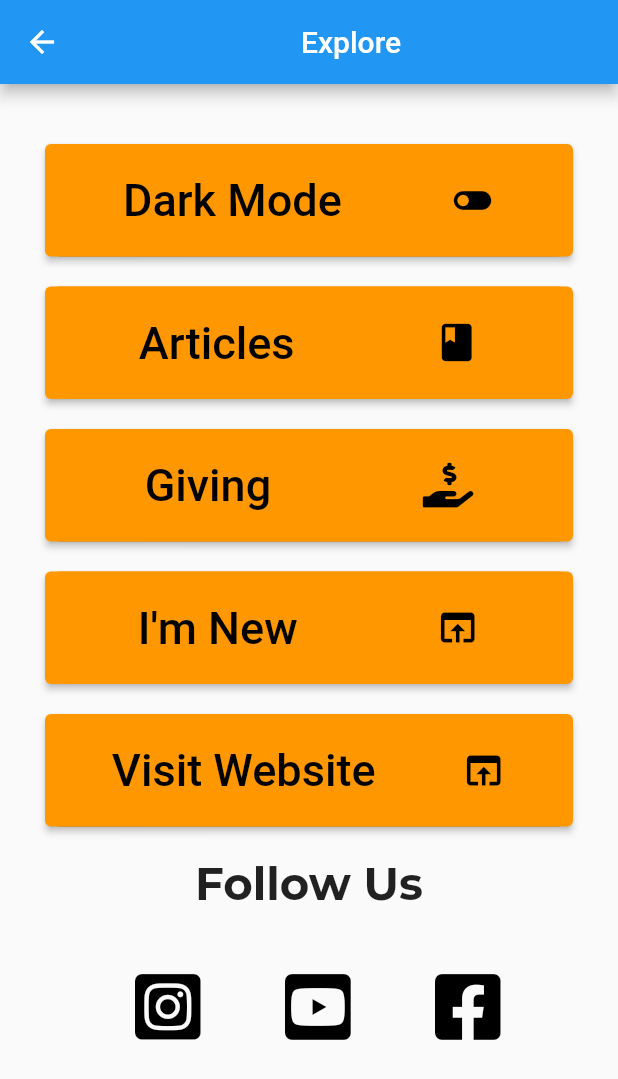
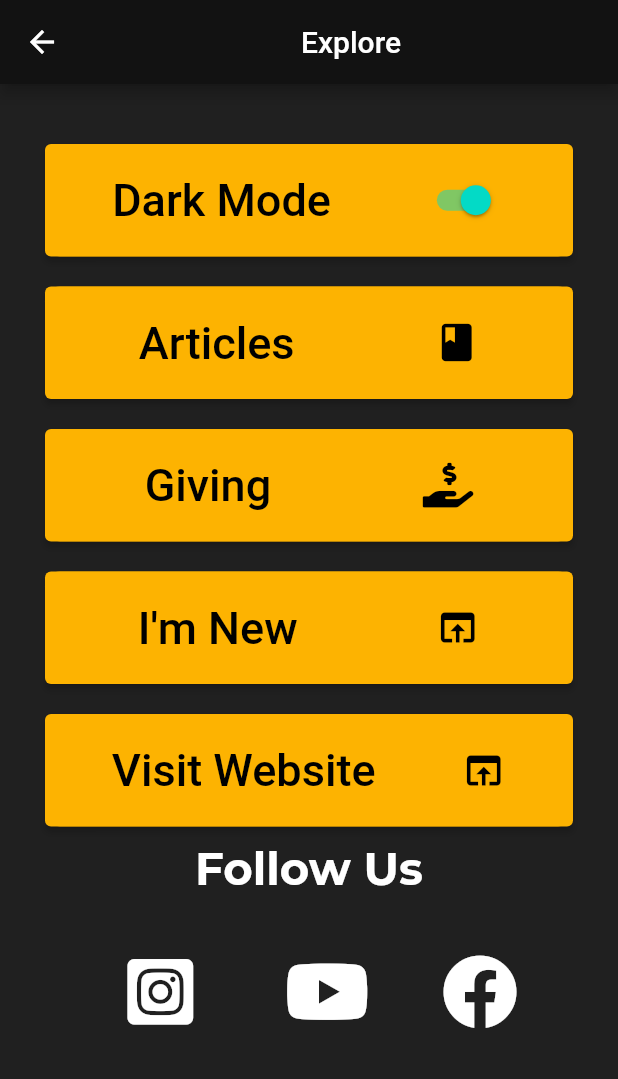
Before and after one commit to Aaasisss/NewSound, a Flutter app: the Explore screen opened by its route, on a phone screen of 412 x 824 dp. Shown: the top 1079 px of the screen. Run offline on Flutter 3.47's test engine with Material 2 defaults, Android fonts, the phone set to English and light mode, and no system bars; our stand-ins replace animated_text_kit, cloud_firestore, firebase_core, font_awesome_flutter, google_fonts, liquid_swipe and 2 more; missing offline and left inert: flutter_config; accounts and stored records are empty.

Commit message:
implemented dark and light theme mode and some minor improvements

```diff
--- a/lib/Screens/About/about_functions.dart
+++ b/lib/Screens/About/about_functions.dart
@@ -24,11 +24,11 @@ Widget createBelieveText() {
         children: <Widget>[
           const Text(
             'WE BELIEVE IN ',
-            style: TextStyle(fontSize: 30.0, fontWeight: FontWeight.bold),
+            style: TextStyle(fontSize: 25.0, fontWeight: FontWeight.bold),
           ),
           DefaultTextStyle(
             style: const TextStyle(
-                fontSize: 30.0,
+                fontSize: 25.0,
                 color: Color(0xFFFDB301),
                 fontWeight: FontWeight.bold),
             child: AnimatedTextKit(
@@ -153,7 +153,7 @@ Widget createContact(String address, String phone, String email) {
   var normalFontSize = 17.0;
   var headingFontSize = 30.0;
   return Container(
-    padding: const EdgeInsets.all(10.0),
+    padding: const EdgeInsets.all(5.0),
     child: Column(
         mainAxisAlignment: MainAxisAlignment.center,
         crossAxisAlignment: CrossAxisAlignment.center,
--- a/lib/Screens/Explore/explore.dart
+++ b/lib/Screens/Explore/explore.dart
@@ -49,13 +49,8 @@ class _ExploreState extends State<Explore> {
   Widget build(BuildContext context) {
     return Scaffold(
       appBar: AppBar(title: const Center(child: Text("Explore"))),
-      body: Center(
-        child: Column(
-          mainAxisAlignment: MainAxisAlignment.start,
-          crossAxisAlignment: CrossAxisAlignment.center,
-          children: [
-            Expanded(
-              child: AnimatedList(
+      body: AnimatedList(
+        physics: BouncingScrollPhysics(),
         key: _exploreListKey, //key
         padding: const EdgeInsets.fromLTRB(20.0, 30.0, 20.0, 30.0),
         initialItemCount: exploreList.length,
@@ -66,10 +61,6 @@ class _ExploreState extends State<Explore> {
           );
         },
       ),
-            ),
-          ],
-        ),
-      ),
     );
   }
 }
--- a/lib/Screens/Explore/explore_list.dart
+++ b/lib/Screens/Explore/explore_list.dart
@@ -2,7 +2,10 @@ import 'package:flutter/material.dart';
 import 'package:font_awesome_flutter/font_awesome_flutter.dart';
 import 'package:newsound/Screens/Explore/giving.dart';
 import 'package:newsound/Shared/follow_us.dart';
+import 'package:newsound/Shared/style.dart';
+import 'package:newsound/theme.dart';
 import 'package:url_launcher/url_launcher.dart';
+import 'package:provider/provider.dart';
 
 //List of the widgets on explore page
 final List<Widget> exploreItemList = [
@@ -11,11 +14,7 @@ final List<Widget> exploreItemList = [
   ExploreList_Giving(),
   ExploreList_ImNew(),
   ExploreList_VisitWebsite(),
-  Container(
-    height: 150.0,
-    margin: EdgeInsets.all(10.0),
-    child: CreateFolloIcons(),
-  ),
+  CreateFolloIcons(),
 ];
 
 //"Dark and light mode" list item
@@ -34,36 +33,47 @@ class _ExploreList_ModesState extends State<ExploreList_Modes> {
       margin: EdgeInsets.all(10.0),
       decoration: BoxDecoration(
         borderRadius: BorderRadius.circular(10.0),
-        color: Colors.orange,
+        color: fontColors['theme'],
       ),
       child: ElevatedButton(
         style: ElevatedButton.styleFrom(
           onPrimary: Colors.black,
-          primary: Colors.orange,
+          primary: fontColors['theme'],
         ),
         child: Row(
           mainAxisAlignment: MainAxisAlignment.spaceAround,
           crossAxisAlignment: CrossAxisAlignment.center,
-          children: [
+          children: const [
             Text(
               "Dark Mode",
               style: TextStyle(fontSize: 30.0),
             ),
-            Icon(
-              Icons.toggle_off,
-              size: 30.0,
-            ),
+            createToggleButton(),
           ],
         ),
-        onPressed: () {
-          print("hey");
-        },
+        onPressed: () {},
       ),
     );
   }
 }
 
-//"Blogs" list item
+class createToggleButton extends StatelessWidget {
+  const createToggleButton({Key? key}) : super(key: key);
+
+  @override
+  Widget build(BuildContext context) {
+    final themeProvider = Provider.of<ThemeProvider>(context);
+    return Switch.adaptive(
+      value: themeProvider.isDarkMode,
+      onChanged: (value) {
+        //final provider = Provider.of<ThemeProvider>(context, listen: false);
+        themeProvider.toggleTheme(value);
+      },
+    );
+  }
+}
+
+//"Articles" list item
 class ExploreList_Blogs extends StatelessWidget {
   const ExploreList_Blogs({Key? key}) : super(key: key);
 
@@ -74,17 +84,17 @@ class ExploreList_Blogs extends StatelessWidget {
       margin: EdgeInsets.all(10.0),
       decoration: BoxDecoration(
         borderRadius: BorderRadius.circular(10.0),
-        color: Colors.orange,
+        color: fontColors['theme'],
       ),
       child: ElevatedButton(
         style: ElevatedButton.styleFrom(
           onPrimary: Colors.black,
-          primary: Colors.orange,
+          primary: fontColors['theme'],
         ),
         child: Row(
           mainAxisAlignment: MainAxisAlignment.spaceAround,
           crossAxisAlignment: CrossAxisAlignment.center,
-          children: [
+          children: const [
             Text(
               "Articles",
               style: TextStyle(fontSize: 30.0),
@@ -120,17 +130,17 @@ class ExploreList_Giving extends StatelessWidget {
       margin: EdgeInsets.all(10.0),
       decoration: BoxDecoration(
         borderRadius: BorderRadius.circular(10.0),
-        color: Colors.orange,
+        color: fontColors['theme'],
       ),
       child: ElevatedButton(
         style: ElevatedButton.styleFrom(
           onPrimary: Colors.black,
-          primary: Colors.orange,
+          primary: fontColors['theme'],
         ),
         child: Row(
           mainAxisAlignment: MainAxisAlignment.spaceAround,
           crossAxisAlignment: CrossAxisAlignment.center,
-          children: [
+          children: const [
             Text(
               "Giving",
               style: TextStyle(fontSize: 30.0),
@@ -161,12 +171,12 @@ class ExploreList_ImNew extends StatelessWidget {
       margin: EdgeInsets.all(10.0),
       decoration: BoxDecoration(
         borderRadius: BorderRadius.circular(10.0),
-        color: Colors.orange,
+        color: fontColors['theme'],
       ),
       child: ElevatedButton(
         style: ElevatedButton.styleFrom(
           onPrimary: Colors.black,
-          primary: Colors.orange,
+          primary: fontColors['theme'],
         ),
         onPressed: () async {
           const url =
@@ -181,7 +191,7 @@ class ExploreList_ImNew extends StatelessWidget {
         child: Row(
           mainAxisAlignment: MainAxisAlignment.spaceAround,
           crossAxisAlignment: CrossAxisAlignment.center,
-          children: [
+          children: const [
             Text(
               "I'm New",
               style: TextStyle(fontSize: 30.0),
@@ -208,12 +218,12 @@ class ExploreList_VisitWebsite extends StatelessWidget {
       margin: EdgeInsets.all(10.0),
       decoration: BoxDecoration(
         borderRadius: BorderRadius.circular(10.0),
-        color: Colors.orange,
+        color: fontColors['theme'],
       ),
       child: ElevatedButton(
         style: ElevatedButton.styleFrom(
           onPrimary: Colors.black,
-          primary: Colors.orange,
+          primary: fontColors['theme'],
         ),
         onPressed: () async {
           const url = "https://newsound.org.au/";
@@ -227,7 +237,7 @@ class ExploreList_VisitWebsite extends StatelessWidget {
         child: Row(
           mainAxisAlignment: MainAxisAlignment.spaceAround,
           crossAxisAlignment: CrossAxisAlignment.center,
-          children: [
+          children: const [
             Text(
               "Visit Website",
               style: TextStyle(fontSize: 30.0),
--- a/lib/Shared/follow_us.dart
+++ b/lib/Shared/follow_us.dart
@@ -1,6 +1,8 @@
 import 'package:flutter/material.dart';
 import 'package:google_fonts/google_fonts.dart';
 import 'package:font_awesome_flutter/font_awesome_flutter.dart';
+import 'package:newsound/theme.dart';
+import 'package:provider/provider.dart';
 import 'package:url_launcher/url_launcher.dart';
 import 'package:cloud_firestore/cloud_firestore.dart';
 
@@ -17,8 +19,10 @@ class _CreateFolloIconsState extends State<CreateFolloIcons> {
   String instagramLink = 'https://instagram.com/newsoundchurchsydney';
   String youtubeLink = 'https://youtube.com/NewSoundChurchSydney';
 
+  //gets the latest data from the database
   void getInfo() async {
     final details = await _firestore.doc('socialLinks').get();
+    //updates the default values
     setState(() {
       facebookLink = details.data()!['facebook'];
       instagramLink = details.data()!['instagram'];
@@ -35,11 +39,8 @@ class _CreateFolloIconsState extends State<CreateFolloIcons> {
 
   @override
   Widget build(BuildContext context) {
-    // print(instagramLink);
-    // print(facebookLink);
-    // print(youtubeLink);
-    return Container(
-      child: Center(
+    final themeProvider = Provider.of<ThemeProvider>(context);
+    return Center(
         child: Column(
       children: <Widget>[
         Container(
@@ -48,15 +49,14 @@ class _CreateFolloIconsState extends State<CreateFolloIcons> {
             style: TextStyle(
               fontSize: 30.0,
               fontFamily: GoogleFonts.montserrat().fontFamily,
-                  fontWeight: FontWeight.bold),
+              fontWeight: FontWeight.bold,
+            ),
           ),
         ),
         const SizedBox(
           height: 30.0,
         ),
-          Container(
-            child: Center(
-              child: Row(
+        Row(
           mainAxisAlignment: MainAxisAlignment.spaceEvenly,
           children: <IconButton>[
             IconButton(
@@ -67,7 +67,7 @@ class _CreateFolloIconsState extends State<CreateFolloIcons> {
               },
               icon: const FaIcon(
                 FontAwesomeIcons.instagramSquare,
-                      color: Colors.black,
+                //color: Colors.black,
                 size: 50.0,
               ),
             ),
@@ -78,8 +78,8 @@ class _CreateFolloIconsState extends State<CreateFolloIcons> {
                 }
               },
               icon: const FaIcon(
-                      FontAwesomeIcons.youtubeSquare,
-                      color: Colors.black,
+                FontAwesomeIcons.youtube,
+                //color: Colors.black,
                 size: 50.0,
               ),
             ),
@@ -90,20 +90,17 @@ class _CreateFolloIconsState extends State<CreateFolloIcons> {
                 }
               },
               icon: const FaIcon(
-                      FontAwesomeIcons.facebookSquare,
-                      color: Colors.black,
+                FontAwesomeIcons.facebook,
+                //color: Colors.black,
                 size: 50.0,
               ),
             ),
           ],
         ),
-            ),
-          ),
         SizedBox(
-            height: 20,
+          height: 50,
         ),
       ],
-      )),
-    );
+    ));
   }
 }
--- a/lib/theme.dart
+++ b/lib/theme.dart
@@ -1,6 +1,27 @@
 import 'package:flutter/material.dart';
 import 'package:google_fonts/google_fonts.dart';
 
-var appTheme = ThemeData(
-  fontFamily: GoogleFonts.montserrat().fontFamily,
-);
+class ThemeProvider extends ChangeNotifier {
+  ThemeMode themeMode = ThemeMode.dark;
+
+  bool get isDarkMode => themeMode == ThemeMode.dark;
+
+  void toggleTheme(bool isOn) {
+    themeMode = isOn ? ThemeMode.dark : ThemeMode.light;
+    notifyListeners();
+  }
+}
+
+class ThemeModes {
+  static final darkTheme = ThemeData(
+    scaffoldBackgroundColor: Color(0xFF202020),
+    primaryColor: Colors.black,
+    colorScheme: ColorScheme.dark(),
+  );
+
+  static final lightTheme = ThemeData(
+    scaffoldBackgroundColor: Color(0xFFE6E6E6),
+    primaryColor: Colors.white,
+    colorScheme: ColorScheme.light(),
+  );
+}
```
Also changed, not shown: lib/Screens/About/about_us.dart (+1 -21 lines), lib/Screens/Values/our_values.dart (+6 -3 lines), lib/main.dart (+15 -5 lines). Lines whose indentation alone changed are shown as unchanged.
